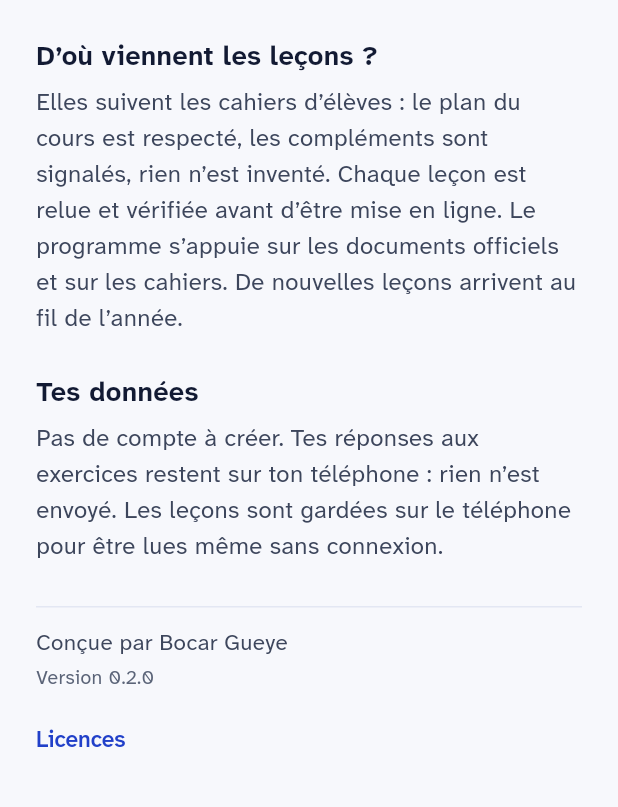
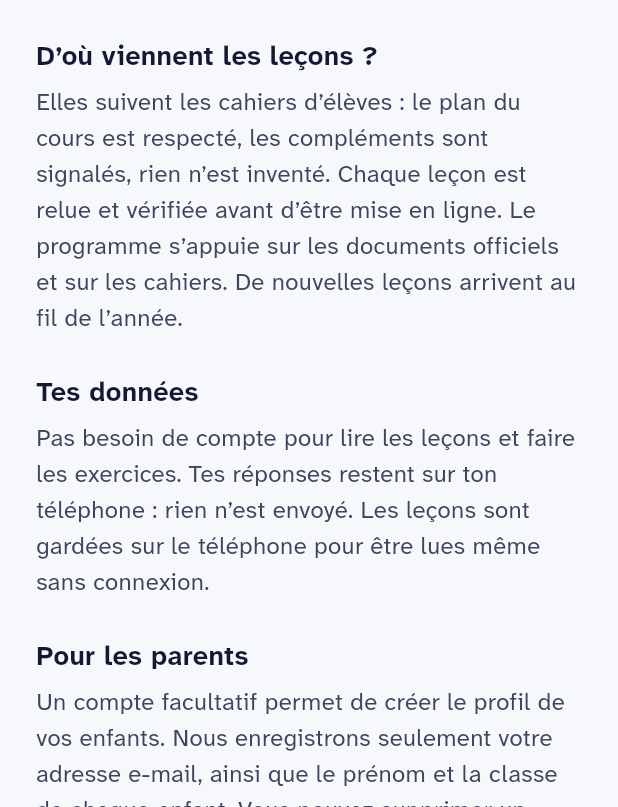
Before and after one commit to bgueye/SamaClasse, a Flutter app: the AProposScreen screen opened directly, on a phone screen of 412 x 824 dp, the part 429-1236 px from its top. Run offline on Flutter 3.47's test engine with Material 3 defaults, Android fonts, the phone set to English and light mode, and no system bars; our stand-ins replace flutter_markdown_plus, go_router, shared_preferences, supabase_flutter; accounts and stored records are empty.

Commit message:
Met à jour la page À propos pour l'espace parents
« Tes données » ne dit plus « Pas de compte à créer » ; nouvelle partie
« Pour les parents » sur le compte facultatif et les seules données
enregistrées (version B choisie par Bocar, D18). Rappels ajoutés à la
feuille de route : revoir ce texte en phase 3, suppression du compte et
service d'envoi d'e-mails dédié en phase 5.

Co-Authored-By: Claude Opus 5.5 <noreply@anthropic.com>

```diff
--- a/lib/features/a_propos/a_propos_screen.dart
+++ b/lib/features/a_propos/a_propos_screen.dart
@@ -51,10 +51,21 @@ class AProposScreen extends StatelessWidget {
                       'officiels et sur les cahiers. De nouvelles leçons arrivent au fil de l’année.',
                     ),
                     const _Titre('Tes données'),
+                    // À revoir en phase 3 : quand les résultats seront
+                    // enregistrés pour les enfants qui ont un profil,
+                    // « rien n’est envoyé » ne sera plus vrai pour eux.
                     const _Paragraphe(
-                      'Pas de compte à créer. Tes réponses aux exercices restent sur ton téléphone : '
-                      'rien n’est envoyé. Les leçons sont gardées sur le téléphone pour être lues '
-                      'même sans connexion.',
+                      'Pas besoin de compte pour lire les leçons et faire les exercices. Tes '
+                      'réponses restent sur ton téléphone : rien n’est envoyé. Les leçons sont '
+                      'gardées sur le téléphone pour être lues même sans connexion.',
+                    ),
+                    // Seule partie vouvoyée de la page : elle s'adresse aux
+                    // parents, comme l'espace parents (phase 2, D21).
+                    const _Titre('Pour les parents'),
+                    const _Paragraphe(
+                      'Un compte facultatif permet de créer le profil de vos enfants. Nous '
+                      'enregistrons seulement votre adresse e-mail, ainsi que le prénom et la '
+                      'classe de chaque enfant. Vous pouvez supprimer un profil à tout moment.',
                     ),
                     const SizedBox(height: 28),
                     const Divider(),
```
Also changed, not shown: 3 other files.
